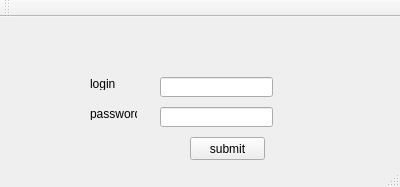
Old version of the form Semester2/lab1/1lab/mainwindow.ui in the repository AnastasySh/lab_351.
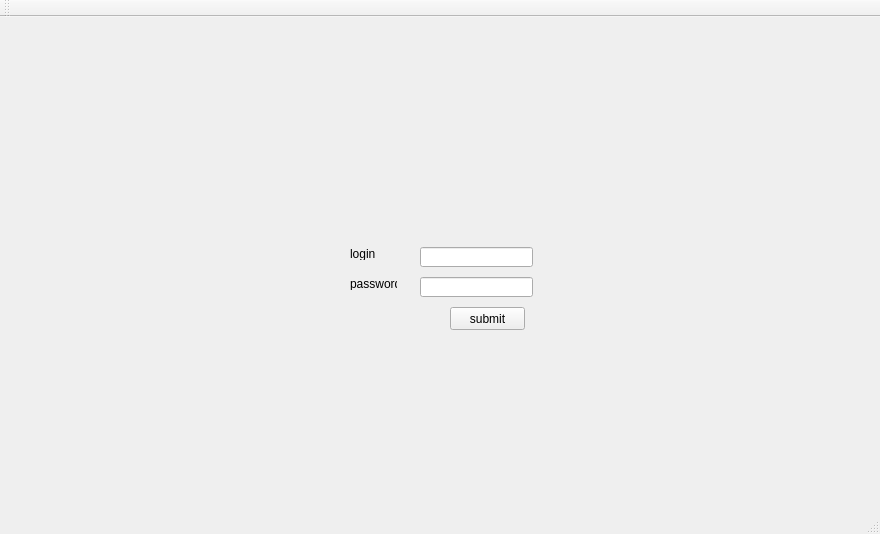
New version of the form.

```diff
--- a/Semester2/lab1/1lab/mainwindow.ui
+++ b/Semester2/lab1/1lab/mainwindow.ui
@@ -6,8 +6,8 @@
    <rect>
     <x>0</x>
     <y>0</y>
-    <width>400</width>
-    <height>187</height>
+    <width>880</width>
+    <height>534</height>
    </rect>
   </property>
   <property name="windowTitle">
@@ -17,8 +17,8 @@
    <widget class="QLabel" name="label">
     <property name="geometry">
      <rect>
-      <x>90</x>
-      <y>60</y>
+      <x>350</x>
+      <y>230</y>
       <width>47</width>
       <height>13</height>
      </rect>
@@ -30,8 +30,8 @@
    <widget class="QLabel" name="label_2">
     <property name="geometry">
      <rect>
-      <x>90</x>
-      <y>90</y>
+      <x>350</x>
+      <y>260</y>
       <width>47</width>
       <height>13</height>
      </rect>
@@ -43,8 +43,8 @@
    <widget class="QPushButton" name="pushButton">
     <property name="geometry">
      <rect>
-      <x>190</x>
-      <y>120</y>
+      <x>450</x>
+      <y>290</y>
       <width>75</width>
       <height>23</height>
      </rect>
@@ -56,8 +56,8 @@
    <widget class="QLineEdit" name="lineLog">
     <property name="geometry">
      <rect>
-      <x>160</x>
-      <y>60</y>
+      <x>420</x>
+      <y>230</y>
       <width>113</width>
       <height>20</height>
      </rect>
@@ -66,8 +66,8 @@
    <widget class="QLineEdit" name="linePass">
     <property name="geometry">
      <rect>
-      <x>160</x>
-      <y>90</y>
+      <x>420</x>
+      <y>260</y>
       <width>113</width>
       <height>20</height>
      </rect>
```
